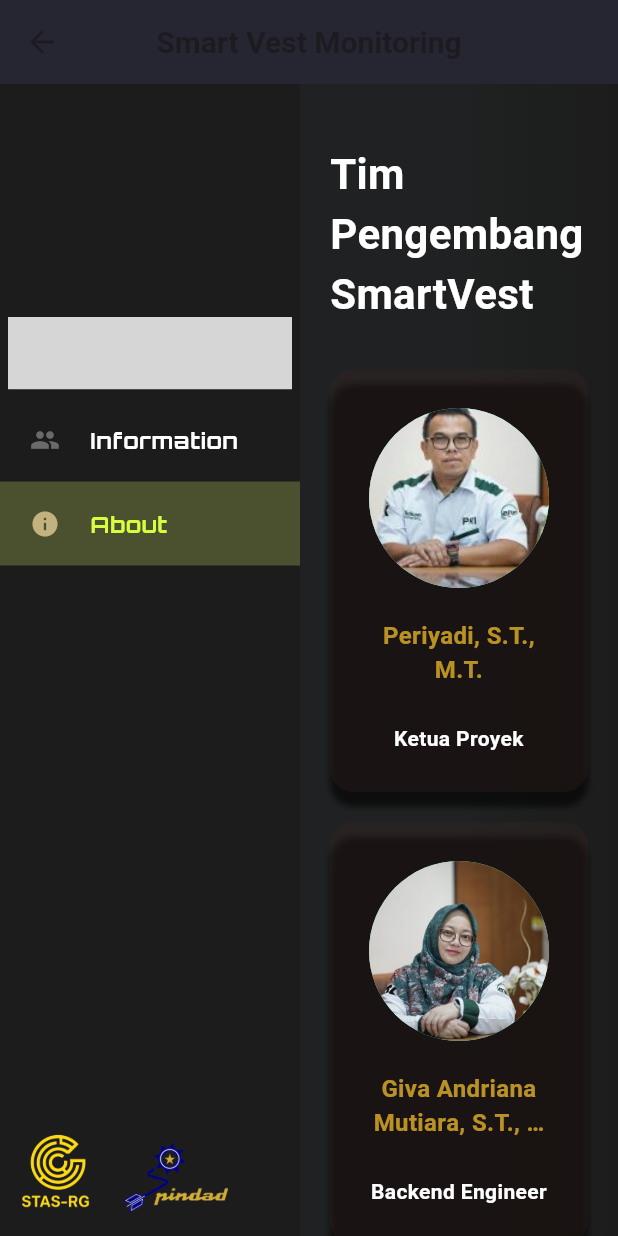
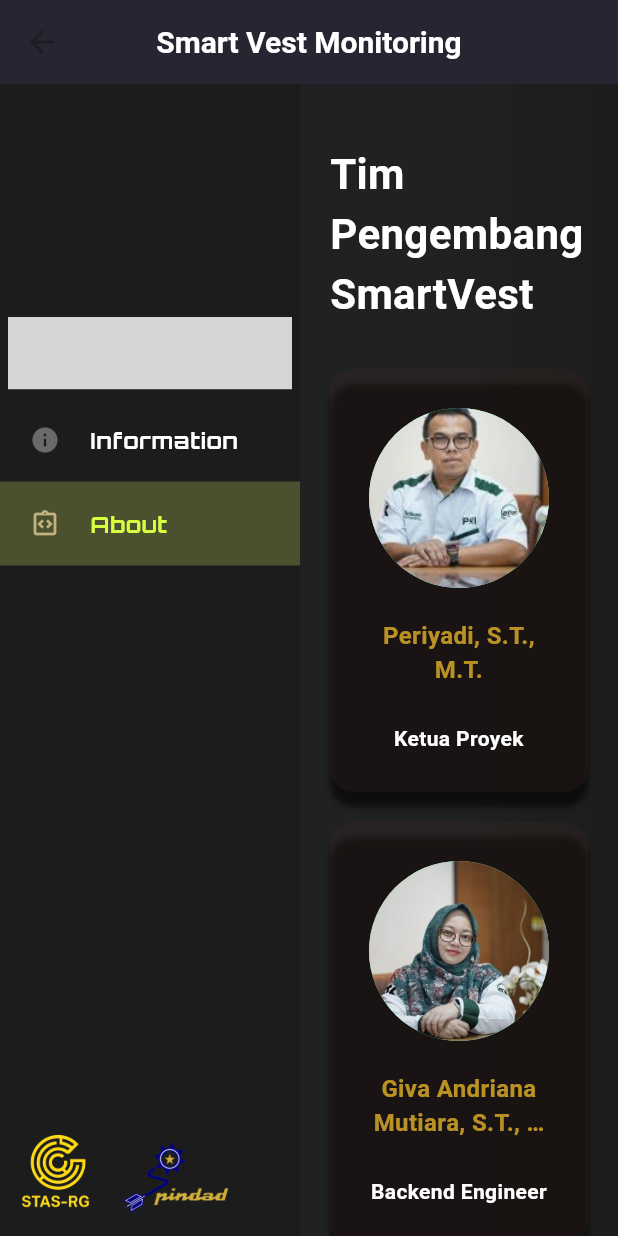
Before and after one commit to ilahammu/smart-vest-airsoft, a Flutter app: the MonitoringView screen opened by its route, after a tap on "Information", after a tap on "About", on a phone screen of 412 x 824 dp. Run offline on Flutter 3.47's test engine with Material 3 defaults, Android fonts, the phone set to English and light mode, and no system bars; our stand-ins replace animate_do, data_table_2, fl_chart, get, get_storage, google_fonts and 1 more; missing offline and left inert: rounded_expansion_tile; accounts and stored records are empty; network calls fail; grey boxes are pictures that could not be loaded.

```diff
--- a/lib/app/modules/Function System/Drawer Monitoring/Drawer.dart
+++ b/lib/app/modules/Function System/Drawer Monitoring/Drawer.dart
@@ -38,7 +38,7 @@ class MainDrawer extends GetView<MonitoringController> {
                     ),
                     CustomListTile(
                       title: ' Gameplay',
-                      iconLeading: Icons.monitor_heart,
+                      iconLeading: Icons.gamepad_outlined,
                       isSelected: controller.selectedIndex.value == 2,
                       onClick: () {
                         controller.changeIndex(2);
@@ -46,7 +46,7 @@ class MainDrawer extends GetView<MonitoringController> {
                     ),
                     CustomListTile(
                       title: ' Add Player',
-                      iconLeading: Icons.monitor_heart,
+                      iconLeading: Icons.person_add_alt_1,
                       isSelected: controller.selectedIndex.value == 3,
                       onClick: () {
                         controller.changeIndex(3);
@@ -54,7 +54,7 @@ class MainDrawer extends GetView<MonitoringController> {
                     ),
                     CustomListTile(
                       title: 'Team Information',
-                      iconLeading: Icons.games,
+                      iconLeading: Icons.people_sharp,
                       isSelected: controller.selectedIndex.value == 4,
                       onClick: () {
                         controller.changeIndex(4);
@@ -63,7 +63,7 @@ class MainDrawer extends GetView<MonitoringController> {
                   ]),
               CustomListTile(
                 title: 'Information',
-                iconLeading: Icons.people_sharp,
+                iconLeading: Icons.info,
                 isSelected: controller.selectedIndex.value == 5,
                 onClick: () {
                   controller.changeIndex(5);
@@ -71,7 +71,7 @@ class MainDrawer extends GetView<MonitoringController> {
               ),
               CustomListTile(
                 title: 'About',
-                iconLeading: Icons.info,
+                iconLeading: Icons.integration_instructions_outlined,
                 isSelected: controller.selectedIndex.value == 6,
                 onClick: () {
                   controller.changeIndex(6);
--- a/lib/app/modules/Function System/Drawer Monitoring/Monitoring_View.dart
+++ b/lib/app/modules/Function System/Drawer Monitoring/Monitoring_View.dart
@@ -24,7 +24,8 @@ class MonitoringView extends GetView<MonitoringController> {
       appBar: AppBar(
         title: Text(
           'Smart Vest Monitoring',
-          style: TextStyle(fontWeight: FontWeight.bold, fontSize: 20),
+          style: TextStyle(
+              fontWeight: FontWeight.bold, fontSize: 20, color: Colors.white),
         ),
         centerTitle: true,
         backgroundColor: const Color(0xFF20232A),
--- a/lib/app/modules/Function System/Gameplay/Controllers/TeamInfo_Controller.dart
+++ b/lib/app/modules/Function System/Gameplay/Controllers/TeamInfo_Controller.dart
@@ -19,8 +19,7 @@ class TeaminfoController extends GetxController {
 //======================================================================================
 
   void fetchDataTable() async {
-    final response =
-        await _http.get('http://localhost:3001/api/register/players');
+    final response = await _http.get('http://localhost:3001/api/add/players');
     if (response.statusCode == 200) {
       final data = response.body['players'] as List<dynamic>;
       print('Data received from API: $data'); // Logging data received from API
--- a/lib/app/modules/Login/Controllers/Auth_Controller.dart
+++ b/lib/app/modules/Login/Controllers/Auth_Controller.dart
@@ -73,7 +73,7 @@ class AuthController extends GetxController {
 
   // **Register**
   Future<void> register(String email, String password) async {
-    final url = Uri.parse('http://localhost:3001/api/auth/register');
+    final url = Uri.parse('http://localhost:3001/api/auth/regis');
     try {
       final response = await http.post(
         url,
@@ -93,7 +93,7 @@ class AuthController extends GetxController {
 
   // **Ambil Profil**
   Future<void> getProfile() async {
-    final url = Uri.parse('http://localhost:3001/api/auth/profile');
+    final url = Uri.parse('http://localhost:3001/api/auth');
     try {
       String? token = box.read('token');
 
```
Also changed, not shown: lib/app/modules/Function System/Gameplay/Controllers/TambahOrang_Controller.dart (+25 -23 lines).
